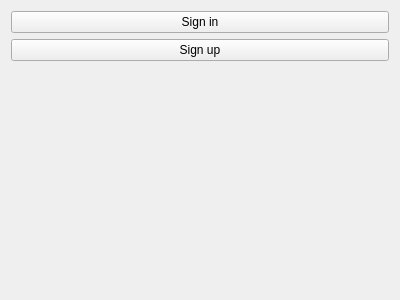
Qt form src/auth_menu.ui (arrgn/PhysCalc) before a commit.
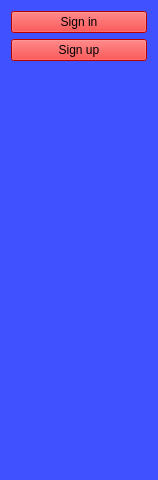
The same form after that commit.

Commit message: Add auth menu

The edit to the form file:
```diff
--- a/src/auth_menu.ui
+++ b/src/auth_menu.ui
@@ -6,16 +6,22 @@
    <rect>
     <x>0</x>
     <y>0</y>
-    <width>400</width>
-    <height>300</height>
+    <width>158</width>
+    <height>480</height>
    </rect>
   </property>
   <property name="windowTitle">
    <string>Frame</string>
   </property>
+  <property name="styleSheet">
+   <string notr="true">background: rgba(0,25,255,0.5);</string>
+  </property>
   <layout class="QVBoxLayout" name="verticalLayout">
    <item>
     <widget class="QPushButton" name="sign_in">
+     <property name="styleSheet">
+      <string notr="true">background: red;</string>
+     </property>
      <property name="text">
       <string>Sign in</string>
      </property>
@@ -23,6 +29,9 @@
    </item>
    <item>
     <widget class="QPushButton" name="sign_up">
+     <property name="styleSheet">
+      <string notr="true">background: red;</string>
+     </property>
      <property name="text">
       <string>Sign up</string>
      </property>
```
The commit also changes 1 other file.
